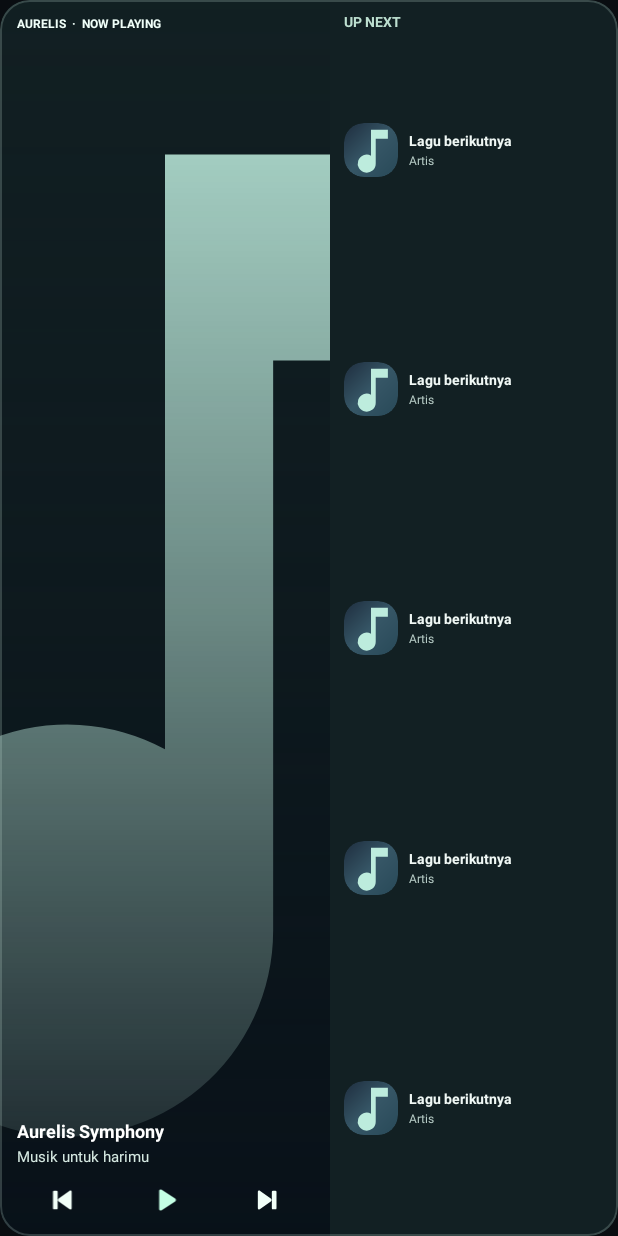
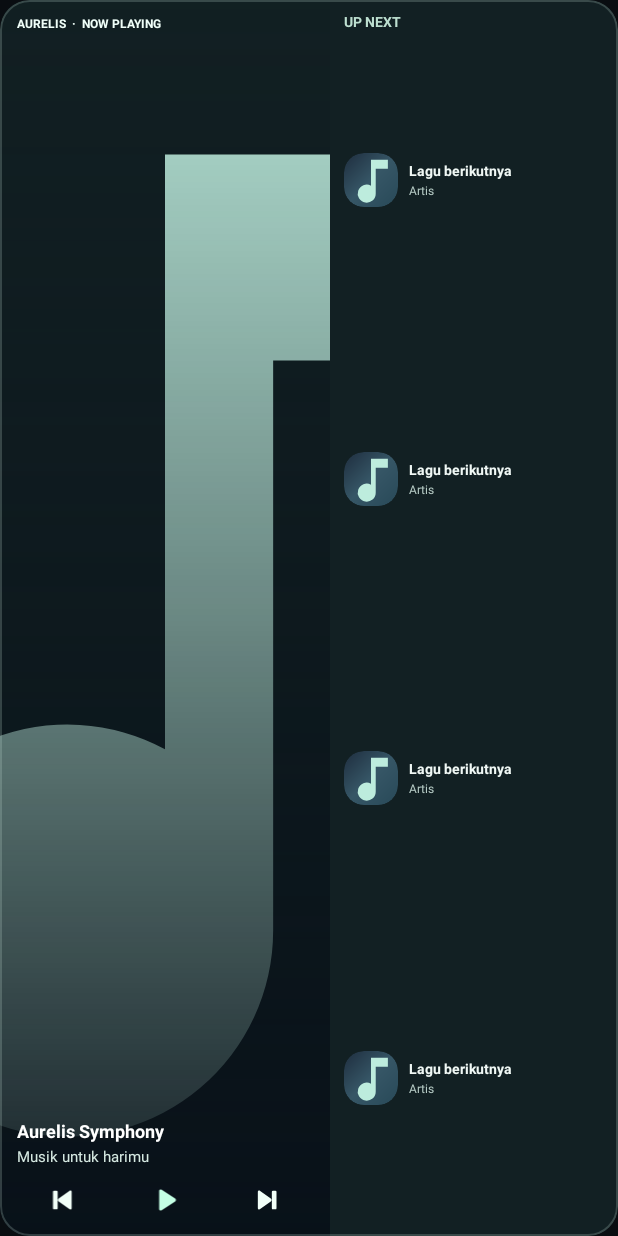
Before and after one commit to TerserahGw/aurelis-symphony-android, an Android app built with Jetpack Compose: the layout widget_aurelis.xml on its own in the app's theme, with its tools: preview values and no code run, on a phone screen of 412 x 824 dp. Run offline under Robolectric (Android 15) with nearby library versions, the phone set to English and light mode, and no system bars.

Commit message:
style(widget): four-track queue and looping leftward ticker layout

```diff
--- a/app/src/main/res/layout/widget_aurelis.xml
+++ b/app/src/main/res/layout/widget_aurelis.xml
@@ -40,20 +40,21 @@
             <ViewFlipper android:id="@+id/widget_title_flipper"
                 android:layout_width="match_parent" android:layout_height="wrap_content"
                 android:visibility="gone"
-                android:flipInterval="5000" android:autoStart="true"
+                android:flipInterval="7800" android:autoStart="true"
+                android:requiresFadingEdge="horizontal" android:fadingEdgeLength="9dp"
                 android:animateFirstView="false"
                 android:inAnimation="@anim/widget_title_slide_in"
                 android:outAnimation="@anim/widget_title_slide_out">
             <TextView android:id="@+id/widget_title_slide_one"
-                android:layout_width="match_parent" android:layout_height="wrap_content"
-                android:singleLine="true" android:ellipsize="end"
+                android:layout_width="wrap_content" android:layout_height="wrap_content"
+                android:singleLine="true" android:ellipsize="none" android:scrollHorizontally="true"
                 android:requiresFadingEdge="horizontal"
                 android:fadingEdgeLength="9dp"
                 android:textColor="#FAFFFD" android:textSize="12sp"
                 android:textStyle="bold" android:text=""/>
             <TextView android:id="@+id/widget_title_slide_two"
-                android:layout_width="match_parent" android:layout_height="wrap_content"
-                android:singleLine="true" android:ellipsize="end"
+                android:layout_width="wrap_content" android:layout_height="wrap_content"
+                android:singleLine="true" android:ellipsize="none" android:scrollHorizontally="true"
                 android:requiresFadingEdge="horizontal"
                 android:fadingEdgeLength="9dp"
                 android:textColor="#FAFFFD" android:textSize="12sp"
@@ -124,20 +125,21 @@
             <ViewFlipper android:id="@+id/widget_next_one_flipper"
                 android:layout_width="match_parent" android:layout_height="wrap_content"
                 android:visibility="gone"
-                android:flipInterval="5000" android:autoStart="true"
+                android:flipInterval="7800" android:autoStart="true"
+                android:requiresFadingEdge="horizontal" android:fadingEdgeLength="9dp"
                 android:animateFirstView="false"
                 android:inAnimation="@anim/widget_title_slide_in"
                 android:outAnimation="@anim/widget_title_slide_out">
             <TextView android:id="@+id/widget_next_one_slide_one"
-                android:layout_width="match_parent" android:layout_height="wrap_content"
-                android:singleLine="true" android:ellipsize="end"
+                android:layout_width="wrap_content" android:layout_height="wrap_content"
+                android:singleLine="true" android:ellipsize="none" android:scrollHorizontally="true"
                 android:requiresFadingEdge="horizontal"
                 android:fadingEdgeLength="9dp"
                 android:textColor="#F0F8F5" android:textSize="9sp"
                 android:textStyle="bold" android:text=""/>
             <TextView android:id="@+id/widget_next_one_slide_two"
-                android:layout_width="match_parent" android:layout_height="wrap_content"
-                android:singleLine="true" android:ellipsize="end"
+                android:layout_width="wrap_content" android:layout_height="wrap_content"
+                android:singleLine="true" android:ellipsize="none" android:scrollHorizontally="true"
                 android:requiresFadingEdge="horizontal"
                 android:fadingEdgeLength="9dp"
                 android:textColor="#F0F8F5" android:textSize="9sp"
@@ -179,20 +181,21 @@
             <ViewFlipper android:id="@+id/widget_next_two_flipper"
                 android:layout_width="match_parent" android:layout_height="wrap_content"
                 android:visibility="gone"
-                android:flipInterval="5000" android:autoStart="true"
+                android:flipInterval="7800" android:autoStart="true"
+                android:requiresFadingEdge="horizontal" android:fadingEdgeLength="9dp"
                 android:animateFirstView="false"
                 android:inAnimation="@anim/widget_title_slide_in"
                 android:outAnimation="@anim/widget_title_slide_out">
             <TextView android:id="@+id/widget_next_two_slide_one"
-                android:layout_width="match_parent" android:layout_height="wrap_content"
-                android:singleLine="true" android:ellipsize="end"
+                android:layout_width="wrap_content" android:layout_height="wrap_content"
+                android:singleLine="true" android:ellipsize="none" android:scrollHorizontally="true"
                 android:requiresFadingEdge="horizontal"
                 android:fadingEdgeLength="9dp"
                 android:textColor="#F0F8F5" android:textSize="9sp"
                 android:textStyle="bold" android:text=""/>
             <TextView android:id="@+id/widget_next_two_slide_two"
-                android:layout_width="match_parent" android:layout_height="wrap_content"
-                android:singleLine="true" android:ellipsize="end"
+                android:layout_width="wrap_content" android:layout_height="wrap_content"
+                android:singleLine="true" android:ellipsize="none" android:scrollHorizontally="true"
                 android:requiresFadingEdge="horizontal"
                 android:fadingEdgeLength="9dp"
                 android:textColor="#F0F8F5" android:textSize="9sp"
@@ -234,20 +237,21 @@
             <ViewFlipper android:id="@+id/widget_next_three_flipper"
                 android:layout_width="match_parent" android:layout_height="wrap_content"
                 android:visibility="gone"
-                android:flipInterval="5000" android:autoStart="true"
+                android:flipInterval="7800" android:autoStart="true"
+                android:requiresFadingEdge="horizontal" android:fadingEdgeLength="9dp"
                 android:animateFirstView="false"
                 android:inAnimation="@anim/widget_title_slide_in"
                 android:outAnimation="@anim/widget_title_slide_out">
             <TextView android:id="@+id/widget_next_three_slide_one"
-                android:layout_width="match_parent" android:layout_height="wrap_content"
-                android:singleLine="true" android:ellipsize="end"
+                android:layout_width="wrap_content" android:layout_height="wrap_content"
+                android:singleLine="true" android:ellipsize="none" android:scrollHorizontally="true"
                 android:requiresFadingEdge="horizontal"
                 android:fadingEdgeLength="9dp"
                 android:textColor="#F0F8F5" android:textSize="9sp"
                 android:textStyle="bold" android:text=""/>
             <TextView android:id="@+id/widget_next_three_slide_two"
-                android:layout_width="match_parent" android:layout_height="wrap_content"
-                android:singleLine="true" android:ellipsize="end"
+                android:layout_width="wrap_content" android:layout_height="wrap_content"
+                android:singleLine="true" android:ellipsize="none" android:scrollHorizontally="true"
                 android:requiresFadingEdge="horizontal"
                 android:fadingEdgeLength="9dp"
                 android:textColor="#F0F8F5" android:textSize="9sp"
@@ -289,20 +293,21 @@
             <ViewFlipper android:id="@+id/widget_next_four_flipper"
                 android:layout_width="match_parent" android:layout_height="wrap_content"
                 android:visibility="gone"
-                android:flipInterval="5000" android:autoStart="true"
+                android:flipInterval="7800" android:autoStart="true"
+                android:requiresFadingEdge="horizontal" android:fadingEdgeLength="9dp"
                 android:animateFirstView="false"
                 android:inAnimation="@anim/widget_title_slide_in"
                 android:outAnimation="@anim/widget_title_slide_out">
             <TextView android:id="@+id/widget_next_four_slide_one"
-                android:layout_width="match_parent" android:layout_height="wrap_content"
-                android:singleLine="true" android:ellipsize="end"
+                android:layout_width="wrap_content" android:layout_height="wrap_content"
+                android:singleLine="true" android:ellipsize="none" android:scrollHorizontally="true"
                 android:requiresFadingEdge="horizontal"
                 android:fadingEdgeLength="9dp"
                 android:textColor="#F0F8F5" android:textSize="9sp"
                 android:textStyle="bold" android:text=""/>
             <TextView android:id="@+id/widget_next_four_slide_two"
-                android:layout_width="match_parent" android:layout_height="wrap_content"
-                android:singleLine="true" android:ellipsize="end"
+                android:layout_width="wrap_content" android:layout_height="wrap_content"
+                android:singleLine="true" android:ellipsize="none" android:scrollHorizontally="true"
                 android:requiresFadingEdge="horizontal"
                 android:fadingEdgeLength="9dp"
                 android:textColor="#F0F8F5" android:textSize="9sp"
@@ -317,61 +322,6 @@
                         android:singleLine="true" android:ellipsize="end"/>
                 </LinearLayout>
             </LinearLayout>
-            <LinearLayout android:id="@+id/widget_next_five_row"
-                android:layout_width="match_parent" android:layout_height="0dp"
-                android:layout_weight="1" android:orientation="horizontal"
-                android:gravity="center_vertical" android:paddingTop="1dp"
-                android:paddingBottom="1dp">
-                <ImageView android:id="@+id/widget_next_five_art"
-                    android:layout_width="36dp" android:layout_height="36dp"
-                    android:src="@drawable/widget_music_note"
-                    android:background="@drawable/widget_album_frame"
-                    android:clipToOutline="true" android:scaleType="centerCrop"
-                    android:contentDescription="Cover lagu berikutnya"/>
-                <LinearLayout android:layout_width="0dp" android:layout_weight="1"
-                    android:layout_height="wrap_content" android:orientation="vertical"
-                    android:layout_marginLeft="7dp">
-                    <FrameLayout android:layout_width="match_parent" android:layout_height="wrap_content"
-            android:clipChildren="true" android:clipToPadding="true">
-            <TextView android:id="@+id/widget_next_five"
-                        android:layout_width="match_parent" android:layout_height="wrap_content"
-                        android:text="Lagu berikutnya" android:textColor="#F0F8F5"
-                        android:textStyle="bold" android:textSize="9sp"
-                        android:singleLine="true" android:ellipsize="end"
-
-
-                       />
-            <ViewFlipper android:id="@+id/widget_next_five_flipper"
-                android:layout_width="match_parent" android:layout_height="wrap_content"
-                android:visibility="gone"
-                android:flipInterval="5000" android:autoStart="true"
-                android:animateFirstView="false"
-                android:inAnimation="@anim/widget_title_slide_in"
-                android:outAnimation="@anim/widget_title_slide_out">
-            <TextView android:id="@+id/widget_next_five_slide_one"
-                android:layout_width="match_parent" android:layout_height="wrap_content"
-                android:singleLine="true" android:ellipsize="end"
-                android:requiresFadingEdge="horizontal"
-                android:fadingEdgeLength="9dp"
-                android:textColor="#F0F8F5" android:textSize="9sp"
-                android:textStyle="bold" android:text=""/>
-            <TextView android:id="@+id/widget_next_five_slide_two"
-                android:layout_width="match_parent" android:layout_height="wrap_content"
-                android:singleLine="true" android:ellipsize="end"
-                android:requiresFadingEdge="horizontal"
-                android:fadingEdgeLength="9dp"
-                android:textColor="#F0F8F5" android:textSize="9sp"
-                android:textStyle="bold" android:text=""/>
-
-            </ViewFlipper>
-        </FrameLayout>
-                    <TextView android:id="@+id/widget_next_five_artist"
-                        android:layout_width="match_parent" android:layout_height="wrap_content"
-                        android:layout_marginTop="1dp" android:text="Artis"
-                        android:textColor="#B5CAC4" android:textSize="8sp"
-                        android:singleLine="true" android:ellipsize="end"/>
-                </LinearLayout>
-            </LinearLayout>
         </LinearLayout>
     </LinearLayout>
 </FrameLayout>
```
